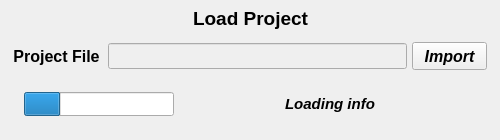
Qt form pulse/uix/user_input/ui/loadProjectInput.ui (open-pulse/OpenPulse) before a commit.
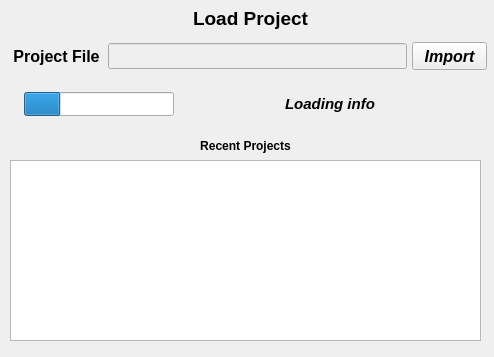
The same form after that commit.

Commit message: Recent Projects

Patch:
```diff
--- a/pulse/uix/user_input/ui/loadProjectInput.ui
+++ b/pulse/uix/user_input/ui/loadProjectInput.ui
@@ -6,22 +6,10 @@
    <rect>
     <x>0</x>
     <y>0</y>
-    <width>500</width>
-    <height>140</height>
+    <width>494</width>
+    <height>357</height>
    </rect>
   </property>
-  <property name="minimumSize">
-   <size>
-    <width>500</width>
-    <height>140</height>
-   </size>
-  </property>
-  <property name="maximumSize">
-   <size>
-    <width>500</width>
-    <height>140</height>
-   </size>
-  </property>
   <property name="windowTitle">
    <string>Load project</string>
   </property>
@@ -229,6 +217,69 @@
     </item>
    </layout>
   </widget>
+  <widget class="QWidget" name="widget" native="true">
+   <property name="geometry">
+    <rect>
+     <x>10</x>
+     <y>130</y>
+     <width>471</width>
+     <height>211</height>
+    </rect>
+   </property>
+   <widget class="QWidget" name="verticalLayoutWidget">
+    <property name="geometry">
+     <rect>
+      <x>0</x>
+      <y>0</y>
+      <width>471</width>
+      <height>31</height>
+     </rect>
+    </property>
+    <layout class="QVBoxLayout" name="verticalLayout">
+     <item>
+      <widget class="QLabel" name="label_2">
+       <property name="font">
+        <font>
+         <weight>75</weight>
+         <bold>true</bold>
+        </font>
+       </property>
+       <property name="text">
+        <string>Recent Projects</string>
+       </property>
+       <property name="alignment">
+        <set>Qt::AlignCenter</set>
+       </property>
+      </widget>
+     </item>
+    </layout>
+   </widget>
+   <widget class="QListWidget" name="listWidget">
+    <property name="geometry">
+     <rect>
+      <x>0</x>
+      <y>30</y>
+      <width>471</width>
+      <height>181</height>
+     </rect>
+    </property>
+    <property name="autoScroll">
+     <bool>true</bool>
+    </property>
+    <property name="isWrapping" stdset="0">
+     <bool>false</bool>
+    </property>
+    <property name="spacing">
+     <number>0</number>
+    </property>
+    <property name="viewMode">
+     <enum>QListView::ListMode</enum>
+    </property>
+    <property name="uniformItemSizes">
+     <bool>false</bool>
+    </property>
+   </widget>
+  </widget>
  </widget>
  <resources/>
  <connections/>
```
The commit also changes 10 other files.
